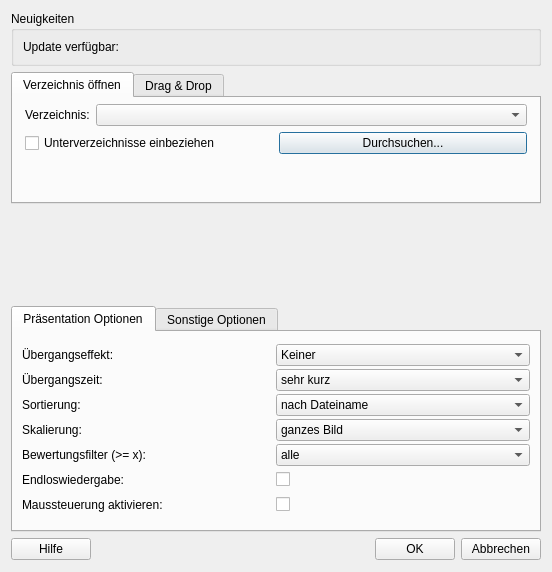
Old version of the form settingsdialog.ui in the repository hel800/picture-show2.
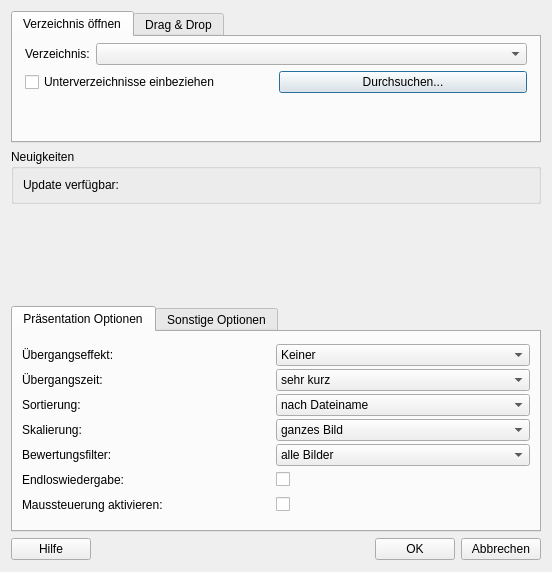
New version of the form. Icons and pictures are not drawn.

Commit message: SettingsDialog adapted; Star rating filter added

```diff
--- a/settingsdialog.ui
+++ b/settingsdialog.ui
@@ -32,25 +32,6 @@
    <property name="bottomMargin">
     <number>12</number>
    </property>
-   <item>
-    <widget class="QGroupBox" name="groupBox_news">
-     <property name="title">
-      <string>Neuigkeiten</string>
-     </property>
-     <layout class="QVBoxLayout" name="verticalLayout_2">
-      <item>
-       <widget class="QLabel" name="label_updateText">
-        <property name="text">
-         <string>Update verfügbar:  </string>
-        </property>
-        <property name="openExternalLinks">
-         <bool>true</bool>
-        </property>
-       </widget>
-      </item>
-     </layout>
-    </widget>
-   </item>
    <item>
     <widget class="QTabWidget" name="tabWidget_open">
      <property name="sizePolicy">
@@ -431,6 +412,25 @@
      </widget>
     </widget>
    </item>
+   <item>
+    <widget class="QGroupBox" name="groupBox_news">
+     <property name="title">
+      <string>Neuigkeiten</string>
+     </property>
+     <layout class="QVBoxLayout" name="verticalLayout_2">
+      <item>
+       <widget class="QLabel" name="label_updateText">
+        <property name="text">
+         <string>Update verfügbar:  </string>
+        </property>
+        <property name="openExternalLinks">
+         <bool>true</bool>
+        </property>
+       </widget>
+      </item>
+     </layout>
+    </widget>
+   </item>
    <item>
     <spacer name="verticalSpacer">
      <property name="orientation">
@@ -707,7 +707,7 @@
           </size>
          </property>
          <property name="text">
-          <string>Bewertungsfilter (&gt;= x):</string>
+          <string>Bewertungsfilter:</string>
          </property>
         </widget>
        </item>
@@ -715,7 +715,7 @@
         <widget class="QComboBox" name="comboBox_rating">
          <item>
           <property name="text">
-           <string>alle</string>
+           <string>alle Bilder</string>
           </property>
          </item>
          <item>
```
Left out of the diff: 218 changed lines with no effect on the pictures. The commit also changes 2 other files.
